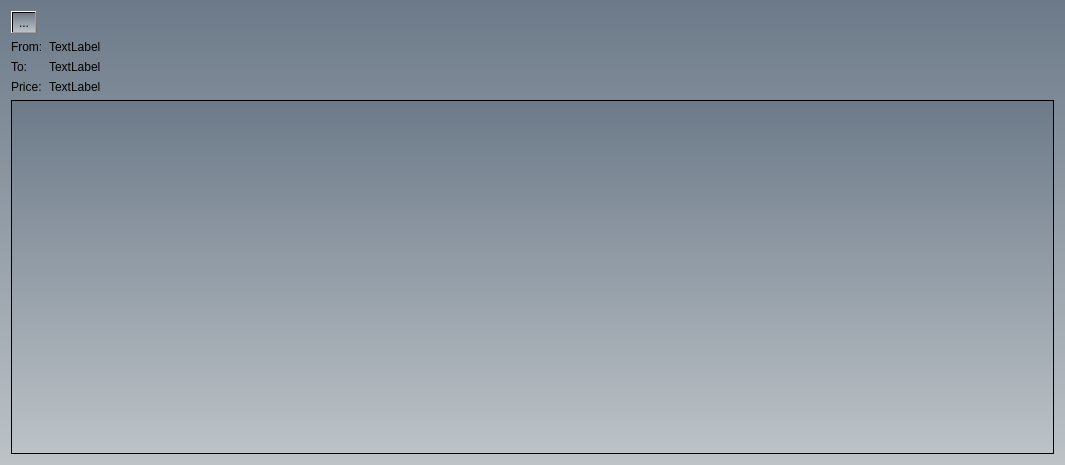
The window that GuideMe/result_window.ui (YoussefAhmed488/GuideMe) describes before a commit, drawn with Qt 5.
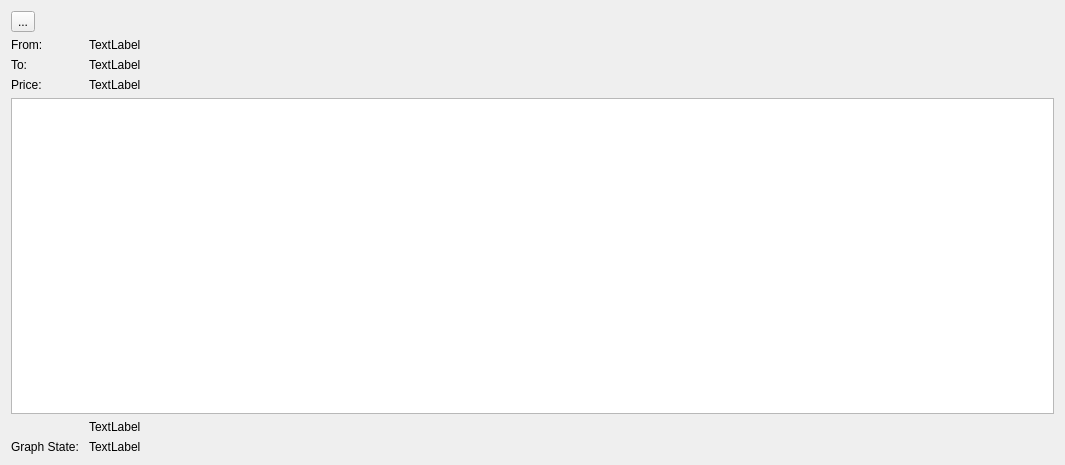
The same window after the commit.

Patch:
```diff
--- a/GuideMe/result_window.ui
+++ b/GuideMe/result_window.ui
@@ -14,22 +14,13 @@
    <string>Dialog</string>
   </property>
   <property name="styleSheet">
-   <string notr="true">background-color: qlineargradient(x1: 0, y1: 0, x2: 0, y2: 1, stop: 0 #6c7a89, stop: 1 #bdc3c7);</string>
+   <string notr="true"/>
   </property>
   <layout class="QFormLayout" name="formLayout">
-   <item row="0" column="0">
-    <widget class="QToolButton" name="backtoolButton">
-     <property name="text">
-      <string>...</string>
-     </property>
-    </widget>
-   </item>
    <item row="1" column="0">
     <widget class="QLabel" name="Fromlabel">
      <property name="styleSheet">
-      <string notr="true">
-font: 11pt &quot;Segoe UI&quot;;
-background-color: rgba(255, 255, 255, 0);</string>
+      <string notr="true">font: 9pt &quot;SEGA LOGO FONT&quot;;</string>
      </property>
      <property name="text">
       <string>From:</string>
@@ -39,8 +30,7 @@
    <item row="1" column="1">
     <widget class="QLabel" name="FromResult">
      <property name="styleSheet">
-      <string notr="true">font: 11pt &quot;Segoe UI&quot;;
-background-color: rgba(255, 255, 255, 0);</string>
+      <string notr="true">font: 9pt &quot;SEGA LOGO FONT&quot;;</string>
      </property>
      <property name="text">
       <string>TextLabel</string>
@@ -50,8 +40,7 @@
    <item row="2" column="0">
     <widget class="QLabel" name="Tolabel">
      <property name="styleSheet">
-      <string notr="true">font: 11pt &quot;Segoe UI&quot;;
-background-color: rgba(255, 255, 255, 0);</string>
+      <string notr="true">font: 9pt &quot;SEGA LOGO FONT&quot;;</string>
      </property>
      <property name="text">
       <string>To:</string>
@@ -61,8 +50,7 @@
    <item row="2" column="1">
     <widget class="QLabel" name="ToResult">
      <property name="styleSheet">
-      <string notr="true">font: 11pt &quot;Segoe UI&quot;;
-background-color: rgba(255, 255, 255, 0);</string>
+      <string notr="true">font: 9pt &quot;SEGA LOGO FONT&quot;;</string>
      </property>
      <property name="text">
       <string>TextLabel</string>
@@ -72,27 +60,63 @@
    <item row="3" column="0">
     <widget class="QLabel" name="Pricelabel">
      <property name="styleSheet">
-      <string notr="true">font: 11pt &quot;Segoe UI&quot;;
-background-color: rgba(255, 255, 255, 0);</string>
+      <string notr="true">font: 9pt &quot;SEGA LOGO FONT&quot;;</string>
      </property>
      <property name="text">
       <string>Price:</string>
      </property>
     </widget>
    </item>
+   <item row="4" column="0" colspan="2">
+    <widget class="QTextEdit" name="textEdit">
+     <property name="styleSheet">
+      <string notr="true"/>
+     </property>
+    </widget>
+   </item>
+   <item row="0" column="0" colspan="2">
+    <widget class="QToolButton" name="backtoolButton">
+     <property name="text">
+      <string>...</string>
+     </property>
+    </widget>
+   </item>
+   <item row="6" column="0">
+    <widget class="QLabel" name="label">
+     <property name="text">
+      <string>Graph State: </string>
+     </property>
+    </widget>
+   </item>
    <item row="3" column="1">
     <widget class="QLabel" name="PriceResult">
      <property name="styleSheet">
-      <string notr="true">font: 11pt &quot;Segoe UI&quot;;
-background-color: rgba(255, 255, 255, 0);</string>
+      <string notr="true">font: 9pt &quot;SEGA LOGO FONT&quot;;</string>
      </property>
      <property name="text">
       <string>TextLabel</string>
      </property>
     </widget>
    </item>
-   <item row="4" column="0" colspan="2">
-    <widget class="QTextEdit" name="textEdit"/>
+   <item row="6" column="1">
+    <widget class="QLabel" name="label_2">
+     <property name="text">
+      <string>TextLabel</string>
+     </property>
+    </widget>
+   </item>
+   <item row="5" column="1">
+    <widget class="QLabel" name="label_3">
+     <property name="maximumSize">
+      <size>
+       <width>16777215</width>
+       <height>20</height>
+      </size>
+     </property>
+     <property name="text">
+      <string>TextLabel</string>
+     </property>
+    </widget>
    </item>
   </layout>
  </widget>
```
